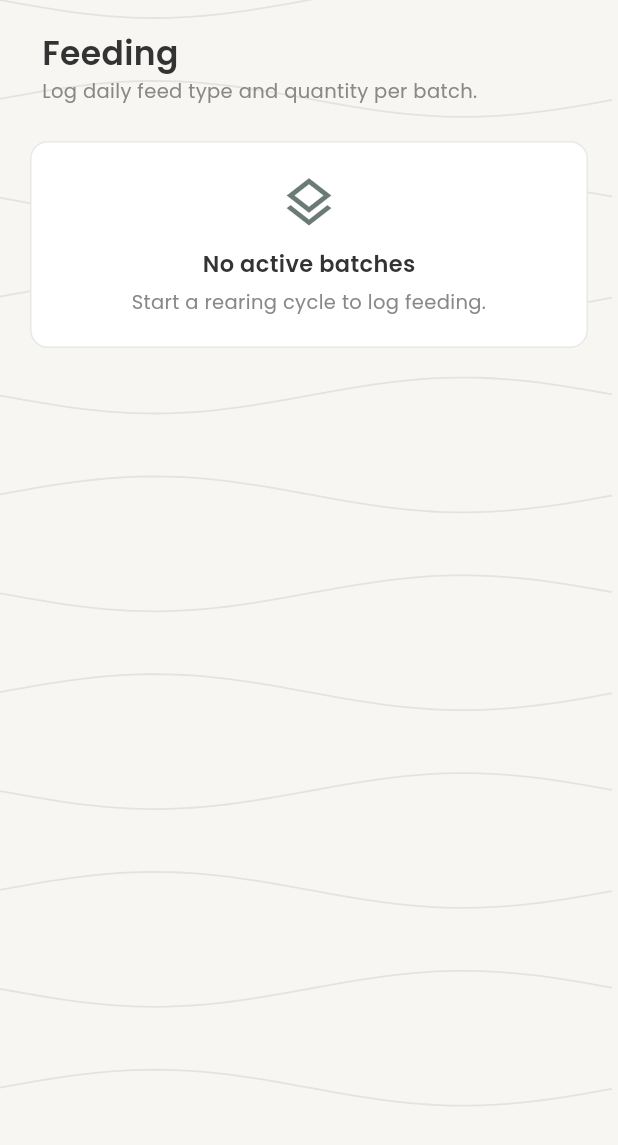
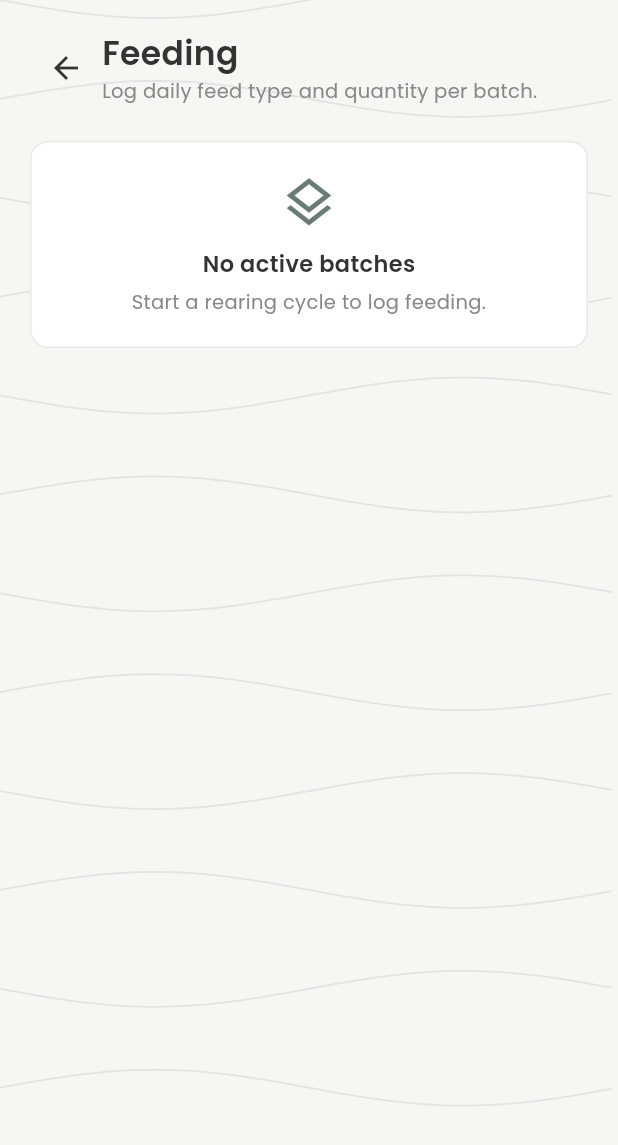
Before and after one commit to Dr-Rank1/Kalro-App, a Flutter app: the FarmerShell screen opened directly with empty values, in the side drawer, after a tap on "Feeding", on a phone screen of 412 x 824 dp. Shown: the top 1145 px of the screen. Run offline on Flutter 3.47's test engine with Material 3 defaults, Android fonts, the phone set to English and light mode, and no system bars; our stand-ins replace file_picker, fl_chart, flutter_local_notifications, google_fonts, pdf, shared_preferences and 1 more; accounts and stored records are empty.

Commit message:
fix: resolve batch list refresh, header overlap, and missing back buttons

```diff
--- a/lib/components/layout/kalro_toolbar.dart
+++ b/lib/components/layout/kalro_toolbar.dart
@@ -17,13 +17,20 @@ class KalroToolbar extends StatelessWidget {
   final VoidCallback? onBack;
   final Widget? trailing;
 
+
   @override
   Widget build(BuildContext context) {
+    final bool canPop = Navigator.canPop(context);
     return Row(
       children: [
         if (onBack != null)
           IconButton(
             onPressed: onBack,
+            icon: Icon(Icons.arrow_back, color: KalroColors.textDark),
+          )
+        else if (canPop)
+          IconButton(
+            onPressed: () => Navigator.pop(context),
             icon: Icon(Icons.arrow_back, color: KalroColors.textDark),
           )
         else if (Scaffold.maybeOf(context)?.hasDrawer ?? false)
@@ -33,6 +40,7 @@ class KalroToolbar extends StatelessWidget {
           )
         else
           SizedBox(width: 8),
+
         Expanded(
           child: Column(
             crossAxisAlignment: CrossAxisAlignment.start,
--- a/lib/screens/farmer_shell.dart
+++ b/lib/screens/farmer_shell.dart
@@ -45,9 +45,10 @@ class FarmerShell extends StatefulWidget {
 
 class _FarmerShellState extends State<FarmerShell> {
   var _index = 0;
+  var _reloadCount = 0;
   static const _permissions = PermissionService();
 
-  void _reloadAll() => setState(() {});
+  void _reloadAll() => setState(() => _reloadCount++);
 
   bool get _canEdit => _permissions.canEditData(widget.session.user);
 
@@ -146,11 +147,13 @@ class _FarmerShellState extends State<FarmerShell> {
         userPreferences: widget.userPreferences,
         onBatchChanged: _reloadAll,
         canEdit: _canEdit,
+        reloadCounter: _reloadCount,
       ),
       BatchesScreen(
         repositories: widget.repositories,
         onBatchChanged: _reloadAll,
         canEdit: _canEdit,
+        reloadCounter: _reloadCount,
       ),
       FarmerProfileScreen(
         repositories: widget.repositories,
```
Also changed, not shown: lib/screens/batch_detail_screen.dart (+2 -10 lines), lib/screens/batches_screen.dart (+11 -0 lines), lib/screens/rearing_hub_screen.dart (+11 -0 lines).
